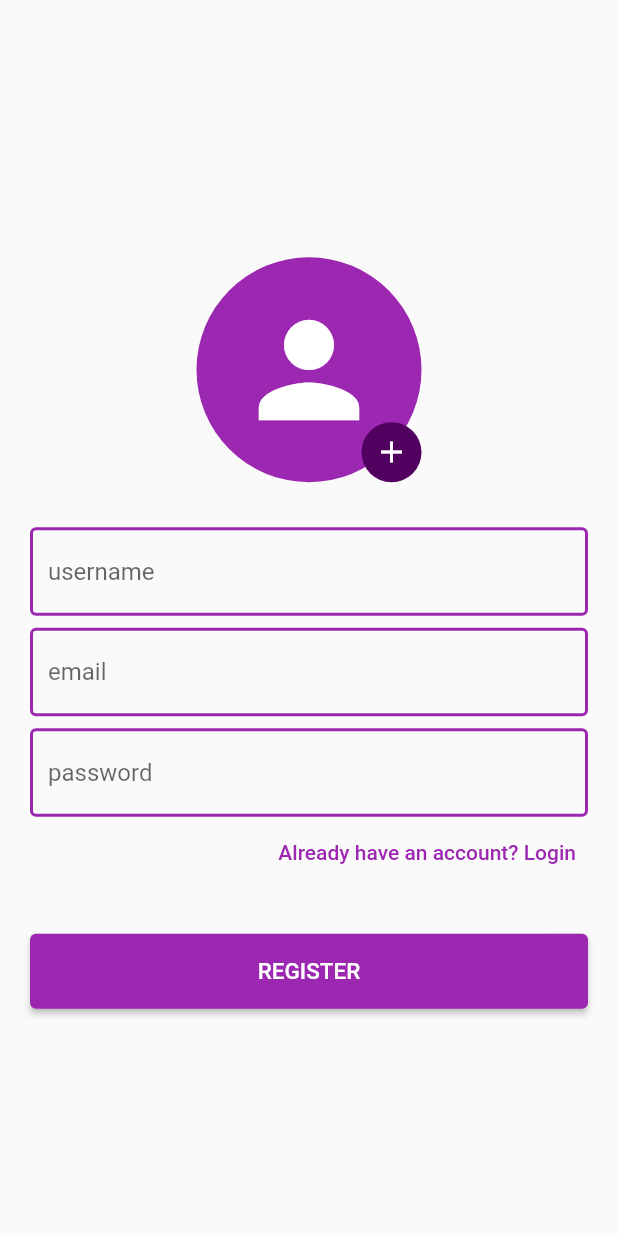
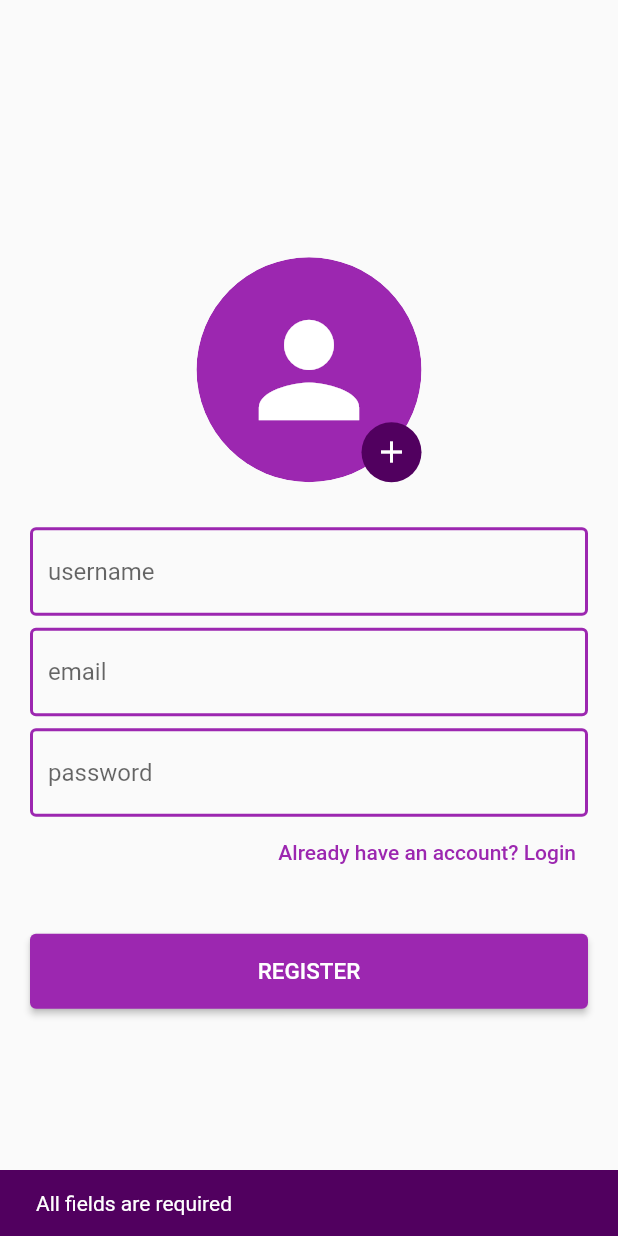
Before and after one commit to NouzNoushad/ecom_flutter, a Flutter app: the RegisterScreen screen opened by its route, after a tap on "Already have an account? Login", after a tap on "Don't have an account? Register", after a tap on "REGISTER", on a phone screen of 412 x 824 dp. Run offline on Flutter 3.47's test engine with Material 3 defaults, Android fonts, the phone set to English and light mode, and no system bars; our stand-ins replace bloc, equatable, flutter_bloc, image_picker.

Commit message:
login user

```diff
--- a/lib/core/api/base_client.dart
+++ b/lib/core/api/base_client.dart
@@ -1,6 +1,7 @@
 import 'package:ecommerce_flutter/core/api/api_consumer.dart';
 import 'package:ecommerce_flutter/core/api/error_handler.dart';
 import 'package:ecommerce_flutter/core/api/status_code.dart';
+import 'package:ecommerce_flutter/core/utils/constants.dart';
 import 'package:http/http.dart';
 
 class BaseClient extends ApiConsumer {
@@ -46,7 +47,8 @@ class BaseClient extends ApiConsumer {
         response.statusCode == StatusCode.created) {
       responseBody = response.body;
     } else {
-      ErrorHandler.handleResponse(response);
+      logger('error response', response.body);
+      // ErrorHandler.handleResponse(response);
     }
     return responseBody;
   }
--- a/lib/core/utils/colors.dart
+++ b/lib/core/utils/colors.dart
@@ -3,5 +3,6 @@ import 'package:flutter/material.dart';
 class ColorPicker {
   static const Color backgroundColor = Colors.white;
   static const Color primaryColor = Colors.purple;
+  static const Color primaryDarkColor = Color.fromARGB(255, 81, 0, 95);
   static const Color whiteColor = Colors.white;
 }
--- a/lib/core/utils/endpoints.dart
+++ b/lib/core/utils/endpoints.dart
@@ -1,4 +1,5 @@
 class Endpoints {
-  static const String baseUrl = "http://10.0.2.2:8000/api";
+  static const String baseUrl = "http://10.0.2.2:3000/api";
   static const String register = "register_user";
+  static const String login = "login_user";
 }
--- /dev/null
+++ b/lib/features/authentication/presentation/cubit/auth_cubit/auth_cubit.dart
@@ -0,0 +1,42 @@
+import 'dart:io';
+
+import 'package:bloc/bloc.dart';
+import 'package:equatable/equatable.dart';
+import 'package:image_picker/image_picker.dart';
+
+import '../../../../../core/utils/constants.dart';
+import '../../../data_source/remote_data_source.dart';
+import '../../../models/user_model.dart';
+
+part 'auth_state.dart';
+
+class AuthCubit extends Cubit<AuthState> {
+  AuthCubit({required this.authRemoteDataSource})
+      : super(const AuthState(null));
+  final AuthRemoteDataSource authRemoteDataSource;
+  File? imageFile;
+
+  Future<void> pickImage(ImageSource source) async {
+    final ImagePicker picker = ImagePicker();
+    final XFile? image = await picker.pickImage(source: source);
+    if (image != null) {
+      imageFile = File(image.path);
+      logger('image', imageFile);
+      emit(state.copyWith(imageFile: imageFile));
+    }
+  }
+
+  registerUser(
+      String username, String email, String password, File image) async {
+    UserModel user = UserModel(
+        username: username, email: email, password: password, image: image);
+    await authRemoteDataSource.registerUser(user);
+    imageFile = null;
+    emit(state.copyWith(imageFile: imageFile));
+  }
+
+  loginUser(String email, String password) async {
+    String response = await authRemoteDataSource.loginUser(email, password);
+    logger('login response', response);
+  }
+}
--- /dev/null
+++ b/lib/features/authentication/presentation/cubit/auth_cubit/auth_state.dart
@@ -0,0 +1,13 @@
+part of 'auth_cubit.dart';
+
+class AuthState extends Equatable {
+  const AuthState(this.imageFile);
+  final File? imageFile;
+
+  AuthState copyWith({File? imageFile}) {
+    return AuthState(imageFile ?? this.imageFile);
+  }
+
+  @override
+  List<Object> get props => [];
+}
--- a/lib/features/authentication/presentation/cubit/register_cubit/register_cubit.dart
+++ /dev/null
@@ -1,30 +0,0 @@
-import 'dart:io';
-
-import 'package:bloc/bloc.dart';
-import 'package:ecommerce_flutter/core/utils/constants.dart';
-import 'package:ecommerce_flutter/features/authentication/data/data_source/remote_data_source.dart';
-import 'package:ecommerce_flutter/features/authentication/models/user_model.dart';
-import 'package:equatable/equatable.dart';
-import 'package:image_picker/image_picker.dart';
-
-part 'register_state.dart';
-
-class RegisterCubit extends Cubit<RegisterState> {
-  RegisterCubit({
-    required this.authRemoteDataSource
-  }) : super(RegisterInitial());
-  final AuthRemoteDataSource authRemoteDataSource;
-  File? imageFile;
-
-  Future<void> pickImage(ImageSource source) async {
-    final ImagePicker picker = ImagePicker();
-    final XFile? image = await picker.pickImage(source: source);
-    imageFile = File(image!.path);
-    logger('image', imageFile);
-  }
-
-  registerUser(String username, String email, String password) async {
-    UserModel user = UserModel(username: username, email: email, password: password, image: imageFile!);
-    await authRemoteDataSource.registerUser(user);
-  }
-}
--- a/lib/features/authentication/presentation/cubit/register_cubit/register_state.dart
+++ /dev/null
@@ -1,10 +0,0 @@
-part of 'register_cubit.dart';
-
-sealed class RegisterState extends Equatable {
-  const RegisterState();
-
-  @override
-  List<Object> get props => [];
-}
-
-final class RegisterInitial extends RegisterState {}
--- a/lib/features/authentication/presentation/screens/login_screen.dart
+++ b/lib/features/authentication/presentation/screens/login_screen.dart
@@ -1,7 +1,9 @@
+import 'package:ecommerce_flutter/features/authentication/presentation/cubit/auth_cubit/auth_cubit.dart';
 import 'package:ecommerce_flutter/features/authentication/presentation/screens/register_screen.dart';
 import 'package:ecommerce_flutter/features/authentication/presentation/widgets/custom_text_field.dart';
 import 'package:ecommerce_flutter/core/utils/colors.dart';
 import 'package:flutter/material.dart';
+import 'package:flutter_bloc/flutter_bloc.dart';
 
 class LoginScreen extends StatefulWidget {
   const LoginScreen({super.key});
@@ -11,7 +13,7 @@ class LoginScreen extends StatefulWidget {
 }
 
 class _LoginScreenState extends State<LoginScreen> {
-  TextEditingController nameController = TextEditingController();
+  TextEditingController passwordController = TextEditingController();
   TextEditingController emailController = TextEditingController();
   @override
   Widget build(BuildContext context) {
@@ -19,7 +21,9 @@ class _LoginScreenState extends State<LoginScreen> {
       backgroundColor: ColorPicker.backgroundColor,
       body: SafeArea(
         child: Center(
-          child: ListView(
+          child: BlocBuilder<AuthCubit, AuthState>(
+            builder: (context, state) {
+              return ListView(
                   shrinkWrap: true,
                   padding: const EdgeInsets.all(20),
                   children: [
@@ -27,18 +31,20 @@ class _LoginScreenState extends State<LoginScreen> {
                       height: 20,
                     ),
                     CustomTextFieldScreen(
-                    hintText: 'email', controller: nameController),
+                        hintText: 'email', controller: emailController),
                     const SizedBox(
                       height: 8,
                     ),
                     CustomTextFieldScreen(
-                    hintText: 'password', controller: nameController),
+                        hintText: 'password', controller: passwordController),
                     Align(
                       alignment: Alignment.centerRight,
                       child: TextButton(
                           onPressed: () {
-                        Navigator.of(context).pushReplacement(MaterialPageRoute(
-                            builder: (context) => const RegisterScreen()));
+                            Navigator.of(context).pushReplacement(
+                                MaterialPageRoute(
+                                    builder: (context) =>
+                                        const RegisterScreen()));
                           },
                           child: const Text(
                             "Don't have an account? Register",
@@ -51,7 +57,25 @@ class _LoginScreenState extends State<LoginScreen> {
                     SizedBox(
                         height: 50,
                         child: ElevatedButton(
-                        onPressed: () {},
+                            onPressed: () {
+                              String email = emailController.text.trim();
+                              String password = passwordController.text.trim();
+                              if (email != "" && password != "") {
+                                context
+                                    .read<AuthCubit>()
+                                    .loginUser(email, password);
+                                emailController.clear();
+                                passwordController.clear();
+                              } else {
+                                ScaffoldMessenger.of(context).showSnackBar(
+                                    const SnackBar(
+                                        backgroundColor:
+                                            ColorPicker.primaryDarkColor,
+                                        content: Text(
+                                          'All fields are required',
+                                        )));
+                              }
+                            },
                             style: ElevatedButton.styleFrom(
                               backgroundColor: ColorPicker.primaryColor,
                             ),
@@ -60,7 +84,9 @@ class _LoginScreenState extends State<LoginScreen> {
                               style: const TextStyle(
                                   fontSize: 15, fontWeight: FontWeight.w500),
                             )))
-              ]),
+                  ]);
+            },
+          ),
         ),
       ),
     );
--- a/lib/features/authentication/presentation/screens/register_screen.dart
+++ b/lib/features/authentication/presentation/screens/register_screen.dart
@@ -1,6 +1,7 @@
+import 'dart:io';
+
 import 'package:ecommerce_flutter/core/utils/extensions.dart';
-import 'package:ecommerce_flutter/features/authentication/models/user_model.dart';
-import 'package:ecommerce_flutter/features/authentication/presentation/cubit/register_cubit/register_cubit.dart';
+import 'package:ecommerce_flutter/features/authentication/presentation/cubit/auth_cubit/auth_cubit.dart';
 import 'package:ecommerce_flutter/features/authentication/presentation/screens/login_screen.dart';
 import 'package:ecommerce_flutter/features/authentication/presentation/widgets/custom_text_field.dart';
 import 'package:ecommerce_flutter/core/utils/colors.dart';
@@ -25,7 +26,9 @@ class _RegisterScreenState extends State<RegisterScreen> {
     return Scaffold(
       body: SafeArea(
         child: Center(
-          child: ListView(
+          child: BlocBuilder<AuthCubit, AuthState>(
+            builder: (context, state) {
+              return ListView(
                   shrinkWrap: true,
                   padding: const EdgeInsets.all(20),
                   children: [
@@ -35,13 +38,21 @@ class _RegisterScreenState extends State<RegisterScreen> {
                     Center(
                       child: Stack(
                         children: [
-                      const CircleAvatar(
+                          ClipOval(
+                            child: CircleAvatar(
                               radius: 75,
                               backgroundColor: ColorPicker.primaryColor,
-                        child: Icon(
+                              child: context.read<AuthCubit>().imageFile !=
+                                      null
+                                  ? Image.file(
+                                      context.read<AuthCubit>().imageFile!,
+                                      fit: BoxFit.cover,
+                                    )
+                                  : const Icon(
                                       Icons.person,
                                       color: ColorPicker.whiteColor,
                                       size: 100,
+                                    ),
                             ),
                           ),
                           Positioned(
@@ -49,41 +60,11 @@ class _RegisterScreenState extends State<RegisterScreen> {
                             right: 0,
                             child: GestureDetector(
                               onTap: () {
-                            showModalBottomSheet(
-                                context: context,
-                                builder: (context) => Container(
-                                      height: context.height * 0.2,
-                                      padding: const EdgeInsets.all(20),
-                                      alignment: Alignment.center,
-                                      child: Row(
-                                        mainAxisAlignment:
-                                            MainAxisAlignment.spaceEvenly,
-                                        children: [
-                                          ImagePickerContainer(
-                                              onTap: () {
-                                                context
-                                                    .read<RegisterCubit>()
-                                                    .pickImage(
-                                                        ImageSource.camera);
-                                              },
-                                              icon: Icons.camera,
-                                              text: "Camera"),
-                                          ImagePickerContainer(
-                                              onTap: () {
-                                                context
-                                                    .read<RegisterCubit>()
-                                                    .pickImage(
-                                                        ImageSource.gallery);
-                                              },
-                                              icon: Icons.image,
-                                              text: "Gallery"),
-                                        ],
-                                      ),
-                                    ));
+                                showImagePickerBottomSheet();
                               },
                               child: const CircleAvatar(
                                   radius: 20,
-                              backgroundColor: Color.fromARGB(255, 81, 0, 95),
+                                  backgroundColor: ColorPicker.primaryDarkColor,
                                   child: Icon(
                                     Icons.add,
                                     color: ColorPicker.whiteColor,
@@ -102,17 +83,18 @@ class _RegisterScreenState extends State<RegisterScreen> {
                       height: 8,
                     ),
                     CustomTextFieldScreen(
-                    hintText: 'email', controller: nameController),
+                        hintText: 'email', controller: emailController),
                     const SizedBox(
                       height: 8,
                     ),
                     CustomTextFieldScreen(
-                    hintText: 'password', controller: nameController),
+                        hintText: 'password', controller: passwordController),
                     Align(
                       alignment: Alignment.centerRight,
                       child: TextButton(
                           onPressed: () {
-                        Navigator.of(context).pushReplacement(MaterialPageRoute(
+                            Navigator.of(context).pushReplacement(
+                                MaterialPageRoute(
                                     builder: (context) => const LoginScreen()));
                           },
                           child: const Text(
@@ -127,10 +109,32 @@ class _RegisterScreenState extends State<RegisterScreen> {
                         height: 50,
                         child: ElevatedButton(
                             onPressed: () {
-                          context.read<RegisterCubit>().registerUser(
+                              String username = nameController.text.trim();
+                              String email = emailController.text.trim();
+                              String password = passwordController.text.trim();
+                              File? image =
+                                  context.read<AuthCubit>().imageFile;
+                              if (username != "" &&
+                                  email != "" &&
+                                  password != "" &&
+                                  image != null) {
+                                context.read<AuthCubit>().registerUser(
                                     nameController.text.trim(),
                                     emailController.text.trim(),
-                              passwordController.text.trim());
+                                    passwordController.text.trim(),
+                                    image);
+                                nameController.clear();
+                                emailController.clear();
+                                passwordController.clear();
+                              } else {
+                                ScaffoldMessenger.of(context).showSnackBar(
+                                    const SnackBar(
+                                        backgroundColor:
+                                            ColorPicker.primaryDarkColor,
+                                        content: Text(
+                                          'All fields are required',
+                                        )));
+                              }
                             },
                             style: ElevatedButton.styleFrom(
                               backgroundColor: ColorPicker.primaryColor,
@@ -140,9 +144,44 @@ class _RegisterScreenState extends State<RegisterScreen> {
                               style: const TextStyle(
                                   fontSize: 15, fontWeight: FontWeight.w500),
                             )))
-              ]),
+                  ]);
+            },
+          ),
         ),
       ),
     );
   }
+
+  void showImagePickerBottomSheet() {
+    showModalBottomSheet(
+        context: context,
+        builder: (context) => Container(
+              height: context.height * 0.2,
+              padding: const EdgeInsets.all(20),
+              alignment: Alignment.center,
+              child: Row(
+                mainAxisAlignment: MainAxisAlignment.spaceEvenly,
+                children: [
+                  ImagePickerContainer(
+                      onTap: () {
+                        context
+                            .read<AuthCubit>()
+                            .pickImage(ImageSource.camera);
+                        Navigator.pop(context);
+                      },
+                      icon: Icons.camera,
+                      text: "Camera"),
+                  ImagePickerContainer(
+                      onTap: () {
+                        context
+                            .read<AuthCubit>()
+                            .pickImage(ImageSource.gallery);
+                        Navigator.pop(context);
+                      },
+                      icon: Icons.image,
+                      text: "Gallery"),
+                ],
+              ),
+            ));
   }
+}
--- a/lib/features/authentication/presentation/widgets/custom_text_field.dart
+++ b/lib/features/authentication/presentation/widgets/custom_text_field.dart
@@ -11,6 +11,7 @@ class CustomTextFieldScreen extends StatelessWidget {
   Widget build(BuildContext context) {
     return TextField(
       controller: controller,
+      style: const TextStyle(decorationThickness: 0),
       decoration: InputDecoration(
           hintText: hintText,
           enabledBorder: AppConstants.textFieldInputBorder,
```
Also changed, not shown: lib/features/authentication/data_source/remote_data_source.dart (renamed from lib/features/authentication/data/data_source/remote_data_source.dart, +14 -7 lines), lib/features/authentication/presentation/cubit/cubit_widget.dart (+11 -6 lines), lib/features/products/presentation/screens/products_screen.dart (added, +22 -0 lines). Lines whose indentation alone changed are shown as unchanged.
